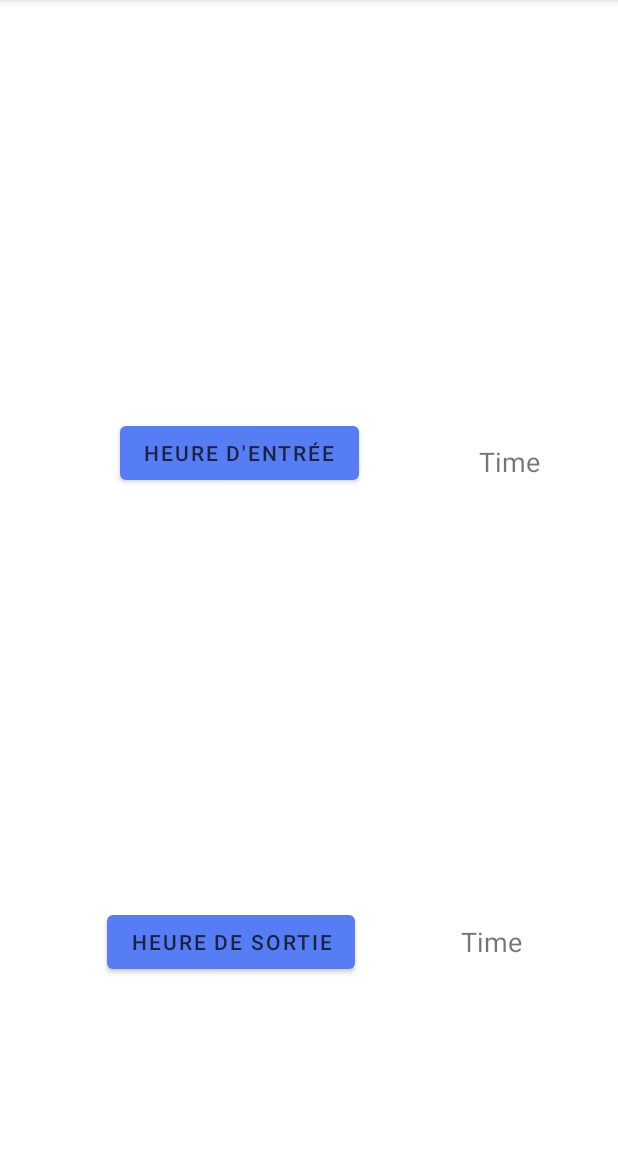
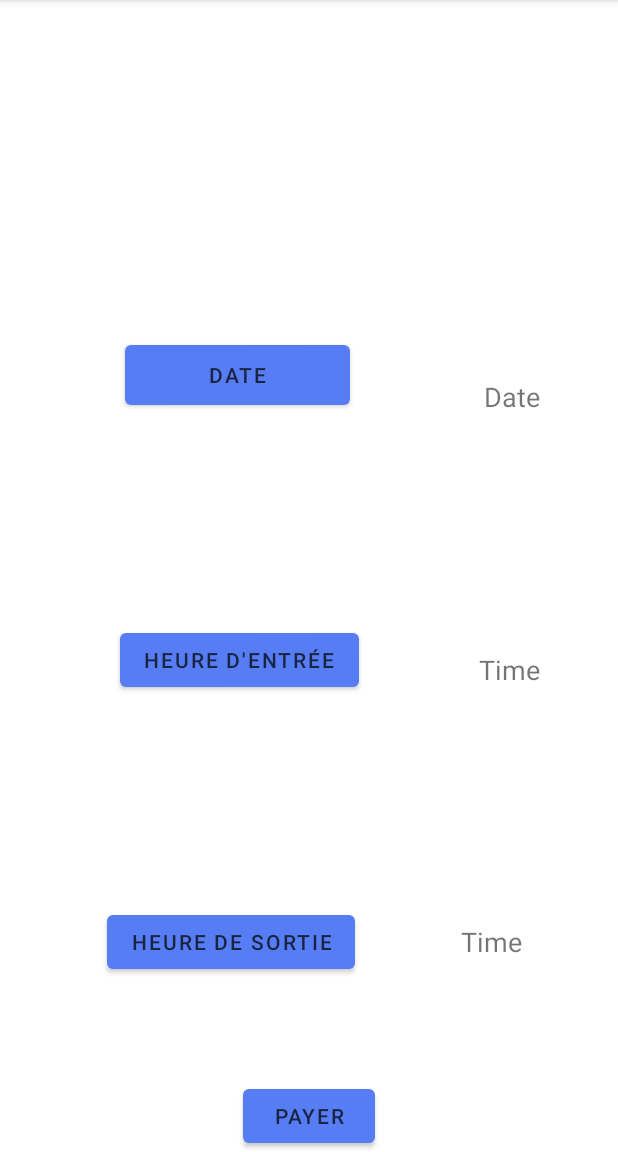
Before and after one commit to Projet-TDM-01/frontend, an Android app: the screen it shows after launch (reservationActivity), on a phone screen of 412 x 824 dp, the part 84-1236 px from its top. Run offline under Robolectric (Android 15) with nearby library versions, the phone set to English and light mode, and no system bars.

Commit message:
datepicker has a problem with the format

```diff
--- a/projet_tdm/app/src/main/java/com/example/projet_tdm/reservationActivity.kt
+++ b/projet_tdm/app/src/main/java/com/example/projet_tdm/reservationActivity.kt
@@ -1,10 +1,13 @@
 package com.example.projet_tdm
 
+import android.app.DatePickerDialog
 import android.app.TimePickerDialog
 import android.os.Bundle
 import android.widget.Button
 import android.widget.TextView
+import android.widget.Toast
 import androidx.appcompat.app.AppCompatActivity
+import java.text.SimpleDateFormat
 import java.util.*
 
 class reservationActivity : AppCompatActivity() {
@@ -13,6 +16,10 @@ class reservationActivity : AppCompatActivity() {
 
     private lateinit var tvTimeEnd : TextView
     private lateinit var btnTimePickerEnd : Button
+
+    private  lateinit var btnDatePicker : Button
+    private lateinit var  tvDate : TextView
+    var formatDate = SimpleDateFormat("dd-MMMM-yyyy" , Locale.UK)
 
     override fun onCreate(savedInstanceState: Bundle?) {
         super.onCreate(savedInstanceState)
@@ -41,5 +48,30 @@ class reservationActivity : AppCompatActivity() {
             } , startHourEnd , startMinuteEnd ,false).show()
 
         }
+
+
+        btnDatePicker = findViewById(R.id.btnDatePicker)
+        btnDatePicker.setOnClickListener{
+            val getDate = Calendar.getInstance()
+            val datePicker = DatePickerDialog(this , android.R.style.Theme_Holo_Light_Dialog_MinWidth , DatePickerDialog.OnDateSetListener{ datePicker, i, i2, i3 ->
+                val selectDate = Calendar.getInstance()
+                selectDate.set(Calendar.YEAR,i)
+                selectDate.set(Calendar.MONTH , i2)
+                selectDate.set(Calendar.DAY_OF_MONTH , i3)
+                val date = formatDate.format(selectDate.time)
+                Toast.makeText(this , "Date : " +date , Toast.LENGTH_SHORT).show()
+                tvDate.text = date
+
+            } , getDate.get(Calendar.YEAR) , getDate.get(Calendar.MONTH) , getDate.get(Calendar.DAY_OF_MONTH))
+
+            datePicker.show()
+
+        }
+
     }
+    /*private fun updateLable(myCalendar : Calendar) {
+        val myFormat = "dd-MM-yyyy"
+        val sdf = sdf =
+
+    }*/
 }
--- a/projet_tdm/app/src/main/res/layout/activity_reservation.xml
+++ b/projet_tdm/app/src/main/res/layout/activity_reservation.xml
@@ -5,6 +5,29 @@
     android:layout_width="match_parent"
     android:layout_height="match_parent"
     tools:context=".reservationActivity">
+
+
+    <TextView
+        android:id="@+id/tvDate"
+        android:layout_width="wrap_content"
+        android:layout_height="wrap_content"
+        android:layout_marginTop="252dp"
+        android:layout_marginEnd="52dp"
+        android:text="Date"
+        android:textSize="18sp"
+        app:layout_constraintEnd_toEndOf="parent"
+        app:layout_constraintTop_toTopOf="parent" />
+
+    <Button
+        android:id="@+id/btnDatePicker"
+        android:layout_width="150dp"
+        android:layout_height="52dp"
+        android:layout_marginTop="224dp"
+        android:text="Date"
+        app:layout_constraintEnd_toStartOf="@+id/tvDate"
+        app:layout_constraintHorizontal_bias="0.481"
+        app:layout_constraintStart_toStartOf="parent"
+        app:layout_constraintTop_toTopOf="parent" />
 
     <TextView
         android:id="@+id/tvTime"
@@ -15,7 +38,7 @@
         android:textSize="18sp"
         app:layout_constraintBottom_toTopOf="@+id/tvTimeEnd"
         app:layout_constraintEnd_toEndOf="parent"
-        app:layout_constraintTop_toTopOf="parent" />
+        app:layout_constraintTop_toBottomOf="@+id/tvDate" />
 
     <Button
         android:id="@+id/btnTimePickerStart"
@@ -26,7 +49,7 @@
 
         app:layout_constraintEnd_toStartOf="@+id/tvTime"
         app:layout_constraintStart_toStartOf="parent"
-        app:layout_constraintTop_toTopOf="parent" />
+        app:layout_constraintTop_toBottomOf="@+id/btnDatePicker" />
 
     <TextView
         android:id="@+id/tvTimeEnd"
@@ -49,4 +72,13 @@
         app:layout_constraintEnd_toStartOf="@+id/tvTimeEnd"
         app:layout_constraintStart_toStartOf="parent" />
 
+
+    <Button
+        android:id="@+id/pay"
+        android:layout_width="wrap_content"
+        android:layout_height="wrap_content"
+        android:text="Payer"
+        app:layout_constraintBottom_toBottomOf="parent"
+        app:layout_constraintEnd_toEndOf="parent"
+        app:layout_constraintStart_toStartOf="parent" />
 </androidx.constraintlayout.widget.ConstraintLayout>
```
